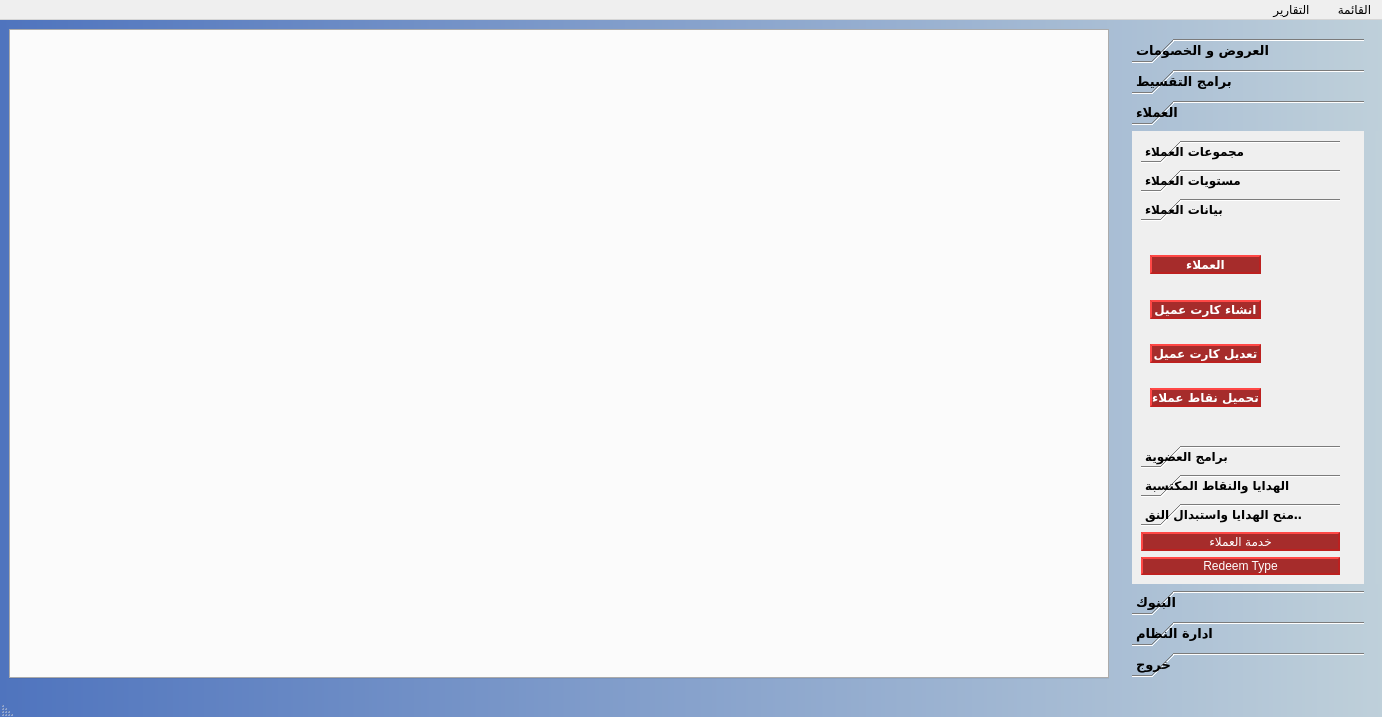
Old version of the form presentation/main_login_ui/main3.ui in the repository shymaa123456/HyperPOS2020.
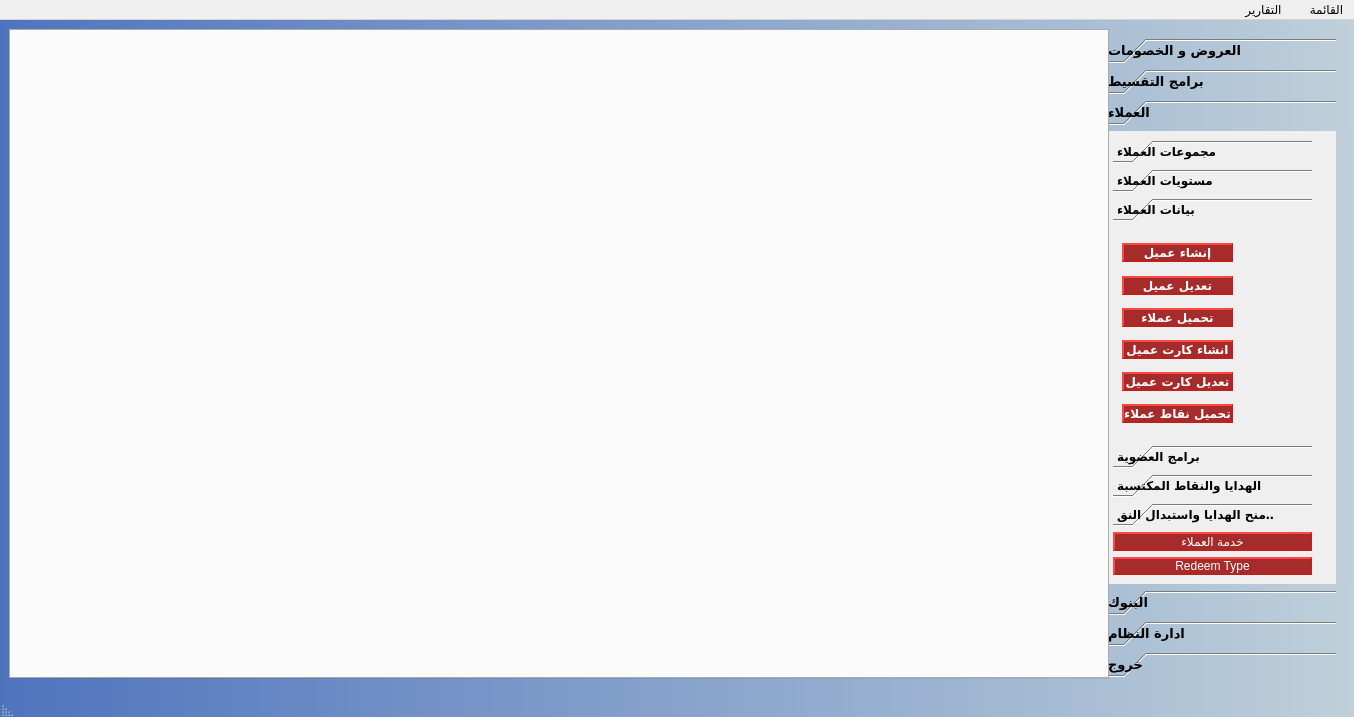
New version of the form. The open tabs and pages were chosen to show the change.

```diff
--- a/presentation/main_login_ui/main3.ui
+++ b/presentation/main_login_ui/main3.ui
@@ -9,7 +9,7 @@
    <rect>
     <x>0</x>
     <y>0</y>
-    <width>1382</width>
+    <width>1354</width>
     <height>717</height>
    </rect>
   </property>
@@ -58,7 +58,7 @@
   </property>
   <widget class="QWidget" name="centralwidget">
    <layout class="QGridLayout" name="gridLayout_45">
-    <item row="0" column="0" rowspan="2">
+    <item row="0" column="1" rowspan="2">
      <widget class="QWidget" name="widget" native="true">
       <property name="sizePolicy">
        <sizepolicy hsizetype="Expanding" vsizetype="Expanding">
@@ -1034,14 +1034,14 @@
                 <x>0</x>
                 <y>0</y>
                 <width>184</width>
-                <height>198</height>
+                <height>208</height>
                </rect>
               </property>
               <attribute name="label">
                <string>بيانات العملاء</string>
               </attribute>
               <layout class="QGridLayout" name="gridLayout_11">
-               <item row="1" column="1">
+               <item row="3" column="1">
                 <widget class="QPushButton" name="QAct_Cust_Card_Add">
                  <property name="text">
                   <string>انشاء كارت عميل</string>
@@ -1051,24 +1051,24 @@
                <item row="0" column="1">
                 <widget class="QPushButton" name="QAct_Display_Customer">
                  <property name="text">
-                  <string>العملاء</string>
+                  <string>إنشاء عميل</string>
                  </property>
                 </widget>
                </item>
-               <item row="2" column="1">
-                <widget class="QPushButton" name="QAct_Cust_Card_Edit">
-                 <property name="text">
-                  <string>تعديل كارت عميل</string>
-                 </property>
-                </widget>
-               </item>
-               <item row="3" column="1">
+               <item row="5" column="1">
                 <widget class="QPushButton" name="QAct_Cust_Points_Upload">
                  <property name="text">
                   <string>تحميل نقاط عملاء</string>
                  </property>
                 </widget>
                </item>
+               <item row="4" column="1">
+                <widget class="QPushButton" name="QAct_Cust_Card_Edit">
+                 <property name="text">
+                  <string>تعديل كارت عميل</string>
+                 </property>
+                </widget>
+               </item>
                <item row="0" column="0">
                 <layout class="QGridLayout" name="gridLayout_42">
                  <item row="0" column="0">
@@ -1086,6 +1086,20 @@
                  </item>
                 </layout>
                </item>
+               <item row="1" column="1">
+                <widget class="QPushButton" name="QAct_Modify_Customer">
+                 <property name="text">
+                  <string>تعديل عميل</string>
+                 </property>
+                </widget>
+               </item>
+               <item row="2" column="1">
+                <widget class="QPushButton" name="QAct_Upload_Customer">
+                 <property name="text">
+                  <string>تحميل عملاء</string>
+                 </property>
+                </widget>
+               </item>
               </layout>
              </widget>
              <widget class="QWidget" name="page_6">
@@ -2013,7 +2027,7 @@
       </layout>
      </widget>
     </item>
-    <item row="0" column="2">
+    <item row="0" column="3">
      <layout class="QGridLayout" name="gridLayout_3">
       <item row="0" column="0">
        <spacer name="horizontalSpacer">
@@ -2104,7 +2118,7 @@
     <rect>
      <x>0</x>
      <y>0</y>
-     <width>1382</width>
+     <width>1354</width>
      <height>21</height>
     </rect>
    </property>
```
Left out of the diff: 175 changed lines with no effect on the pictures.
